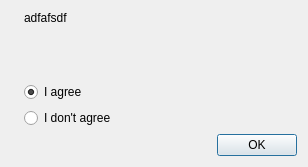
First picture: the form in src/stats_agreement_dialog.ui, repository albemala/almoviesrenamer, before the edit.
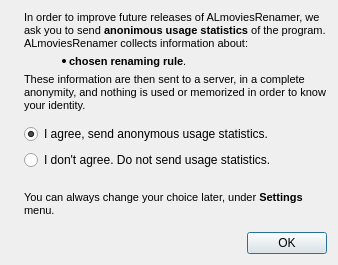
Second picture: the form after the edit. Icons and pictures are not drawn.

Commit message: designed usage statistics agreement dialog and settings dialog

What changed in the file:
```diff
--- a/src/stats_agreement_dialog.ui
+++ b/src/stats_agreement_dialog.ui
@@ -6,8 +6,8 @@
    <rect>
     <x>0</x>
     <y>0</y>
-    <width>308</width>
-    <height>167</height>
+    <width>338</width>
+    <height>265</height>
    </rect>
   </property>
   <property name="windowTitle">
@@ -41,17 +41,43 @@
         </sizepolicy>
        </property>
        <property name="text">
-        <string>adfafsdf</string>
+        <string>&lt;!DOCTYPE HTML PUBLIC &quot;-//W3C//DTD HTML 4.0//EN&quot; &quot;http://www.w3.org/TR/REC-html40/strict.dtd&quot;&gt;
+&lt;html&gt;&lt;head&gt;&lt;meta name=&quot;qrichtext&quot; content=&quot;1&quot; /&gt;&lt;style type=&quot;text/css&quot;&gt;
+p, li { white-space: pre-wrap; }
+&lt;/style&gt;&lt;/head&gt;&lt;body style=&quot; font-family:'MS Shell Dlg 2'; font-size:8.25pt; font-weight:400; font-style:normal;&quot;&gt;
+&lt;p style=&quot; margin-top:0px; margin-bottom:0px; margin-left:0px; margin-right:0px; -qt-block-indent:0; text-indent:0px;&quot;&gt;&lt;span style=&quot; font-size:8pt;&quot;&gt;In order to improve future releases of ALmoviesRenamer, we ask you to send &lt;/span&gt;&lt;span style=&quot; font-size:8pt; font-weight:600;&quot;&gt;anonimous usage statistics&lt;/span&gt;&lt;span style=&quot; font-size:8pt;&quot;&gt; of the program.&lt;/span&gt;&lt;/p&gt;
+&lt;p style=&quot; margin-top:0px; margin-bottom:0px; margin-left:0px; margin-right:0px; -qt-block-indent:0; text-indent:0px;&quot;&gt;&lt;span style=&quot; font-size:8pt;&quot;&gt;ALmoviesRenamer collects information about:&lt;/span&gt;&lt;/p&gt;
+&lt;ul style=&quot;margin-top: 0px; margin-bottom: 0px; margin-left: 0px; margin-right: 0px; -qt-list-indent: 1;&quot;&gt;&lt;li style=&quot; font-size:8pt;&quot; style=&quot; margin-top:5px; margin-bottom:5px; margin-left:5px; margin-right:5px; -qt-block-indent:0; text-indent:0px;&quot;&gt;&lt;span style=&quot; font-weight:600;&quot;&gt;chosen renaming rule&lt;/span&gt;.&lt;/li&gt;&lt;/ul&gt;
+&lt;p style=&quot; margin-top:0px; margin-bottom:0px; margin-left:0px; margin-right:0px; -qt-block-indent:0; text-indent:0px;&quot;&gt;&lt;span style=&quot; font-size:8pt;&quot;&gt;These information are then sent to a server, in a complete anonymity, and nothing is used or memorized in order to know your identity.&lt;/span&gt;&lt;/p&gt;&lt;/body&gt;&lt;/html&gt;</string>
        </property>
        <property name="alignment">
         <set>Qt::AlignLeading|Qt::AlignLeft|Qt::AlignTop</set>
        </property>
+       <property name="wordWrap">
+        <bool>true</bool>
+       </property>
       </widget>
      </item>
+     <item>
+      <spacer name="verticalSpacer">
+       <property name="orientation">
+        <enum>Qt::Vertical</enum>
+       </property>
+       <property name="sizeType">
+        <enum>QSizePolicy::Fixed</enum>
+       </property>
+       <property name="sizeHint" stdset="0">
+        <size>
+         <width>20</width>
+         <height>6</height>
+        </size>
+       </property>
+      </spacer>
+     </item>
      <item>
       <widget class="QRadioButton" name="radioButton">
        <property name="text">
-        <string>I agree</string>
+        <string>I agree, send anonymous usage statistics.</string>
        </property>
        <property name="checked">
         <bool>true</bool>
@@ -64,13 +90,43 @@
      <item>
       <widget class="QRadioButton" name="radioButton_2">
        <property name="text">
-        <string>I don't agree</string>
+        <string>I don't agree. Do not send usage statistics.</string>
        </property>
        <attribute name="buttonGroup">
         <string>buttonGroup</string>
        </attribute>
       </widget>
      </item>
+     <item>
+      <spacer name="verticalSpacer_2">
+       <property name="orientation">
+        <enum>Qt::Vertical</enum>
+       </property>
+       <property name="sizeType">
+        <enum>QSizePolicy::Fixed</enum>
+       </property>
+       <property name="sizeHint" stdset="0">
+        <size>
+         <width>20</width>
+         <height>6</height>
+        </size>
+       </property>
+      </spacer>
+     </item>
+     <item>
+      <widget class="QLabel" name="label_3">
+       <property name="text">
+        <string>&lt;!DOCTYPE HTML PUBLIC &quot;-//W3C//DTD HTML 4.0//EN&quot; &quot;http://www.w3.org/TR/REC-html40/strict.dtd&quot;&gt;
+&lt;html&gt;&lt;head&gt;&lt;meta name=&quot;qrichtext&quot; content=&quot;1&quot; /&gt;&lt;style type=&quot;text/css&quot;&gt;
+p, li { white-space: pre-wrap; }
+&lt;/style&gt;&lt;/head&gt;&lt;body style=&quot; font-family:'MS Shell Dlg 2'; font-size:8.25pt; font-weight:400; font-style:normal;&quot;&gt;
+&lt;p style=&quot; margin-top:0px; margin-bottom:0px; margin-left:0px; margin-right:0px; -qt-block-indent:0; text-indent:0px;&quot;&gt;&lt;span style=&quot; font-size:8pt;&quot;&gt;You can always change your choice later, under &lt;/span&gt;&lt;span style=&quot; font-size:8pt; font-weight:600;&quot;&gt;Settings&lt;/span&gt;&lt;span style=&quot; font-size:8pt;&quot;&gt; menu.&lt;/span&gt;&lt;/p&gt;&lt;/body&gt;&lt;/html&gt;</string>
+       </property>
+       <property name="wordWrap">
+        <bool>true</bool>
+       </property>
+      </widget>
+     </item>
      <item>
       <widget class="QDialogButtonBox" name="buttonBox">
        <property name="orientation">
```
Left out of the diff: 24 changed lines with no effect on the pictures. The commit also changes 2 other files.
